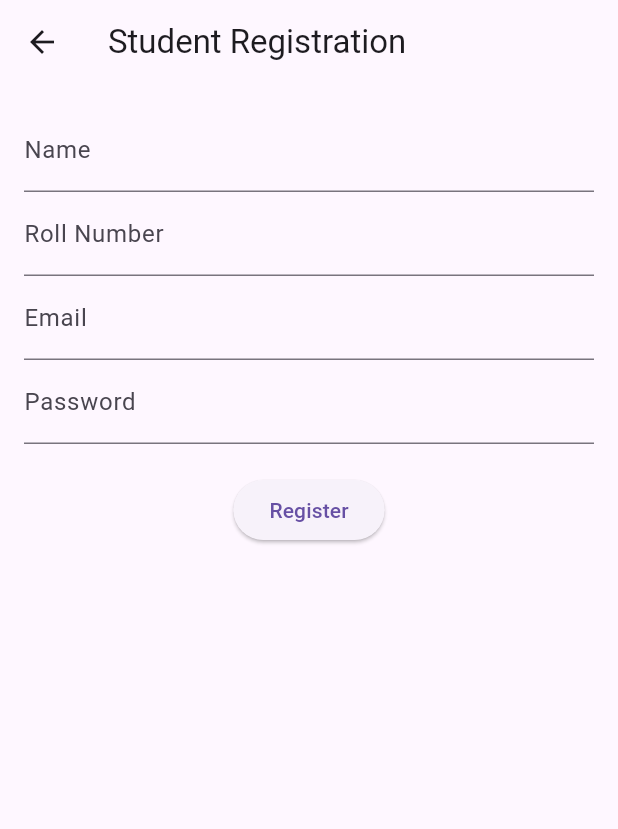
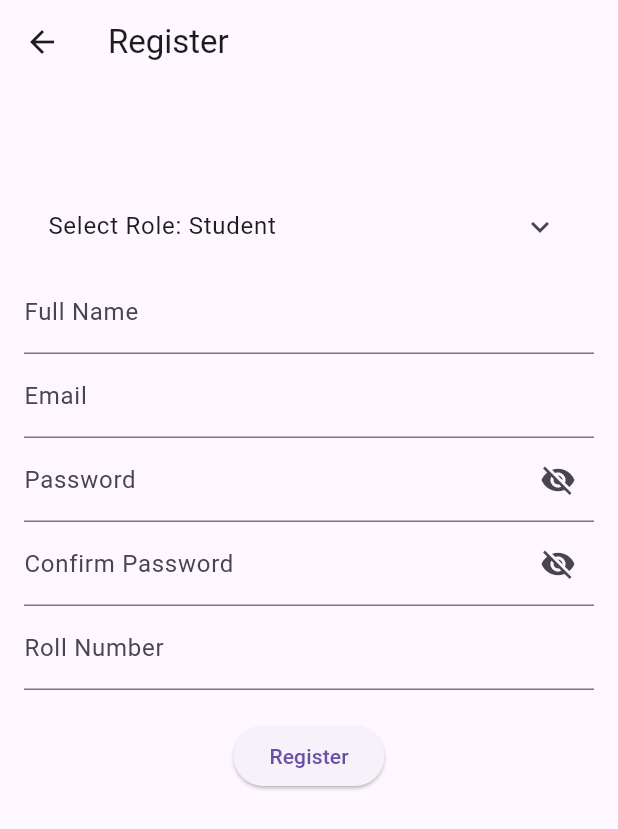
Before and after one commit to Sammisam8888/Attendance-App, a Flutter app: the screen it shows after launch, after a tap on "New user? Register here", on a phone screen of 412 x 824 dp. Shown: the top 829 px of the screen. Run offline on Flutter 3.47's test engine with Material 3 defaults, Android fonts, the phone set to English and light mode, and no system bars; our stand-ins replace camera; missing offline and left inert: qr_code_scanner_plus; network calls fail.

Commit message:
updated-teacher-registration

```diff
--- a/frontend/attendance_app/lib/screens/LoginScreen.dart
+++ b/frontend/attendance_app/lib/screens/LoginScreen.dart
@@ -15,6 +15,7 @@ class _LoginScreenState extends State<LoginScreen> {
   final _passwordController = TextEditingController();
   String _role = 'Student'; // Default role
   bool _isLoading = false; // Loading indicator
+  bool _passwordVisible = false; // Password visibility toggle
 
   Future<void> _login() async {
     setState(() {
@@ -57,37 +58,66 @@ class _LoginScreenState extends State<LoginScreen> {
     }
   }
 
+  void _showRoleSelection() {
+    showDialog(
+      context: context,
+      builder: (BuildContext context) {
+        return AlertDialog(
+          title: Text('Select Role'),
+          content: Column(
+            mainAxisSize: MainAxisSize.min,
+            children: ['Teacher', 'Student'].map((String choice) {
+              return ListTile(
+                title: Text(choice),
+                onTap: () {
+                  setState(() {
+                    _role = choice;
+                  });
+                  Navigator.pop(context);
+                },
+              );
+            }).toList(),
+          ),
+        );
+      },
+    );
+  }
+
   @override
   Widget build(BuildContext context) {
     return Scaffold(
       appBar: AppBar(title: Text('Login')),
-      body: Padding(
+      body: SingleChildScrollView(
+        keyboardDismissBehavior: ScrollViewKeyboardDismissBehavior.onDrag, // Dismiss keyboard on scroll
+        child: Padding(
           padding: EdgeInsets.all(16.0),
           child: Column(
             mainAxisAlignment: MainAxisAlignment.center,
             children: [
+              SizedBox(height: 50), // Add some space at the top
               TextField(
                 controller: _emailController,
                 decoration: InputDecoration(labelText: 'Email'),
               ),
               TextField(
                 controller: _passwordController,
-              decoration: InputDecoration(labelText: 'Password'),
-              obscureText: true,
-            ),
-            DropdownButton<String>(
-              value: _role,
-              onChanged: (String? newValue) {
+                obscureText: !_passwordVisible,
+                decoration: InputDecoration(
+                  labelText: 'Password',
+                  suffixIcon: IconButton(
+                    icon: Icon(_passwordVisible ? Icons.visibility : Icons.visibility_off),
+                    onPressed: () {
                       setState(() {
-                  _role = newValue!;
+                        _passwordVisible = !_passwordVisible;
                       });
                     },
-              items: ['Teacher', 'Student'].map<DropdownMenuItem<String>>((String value) {
-                return DropdownMenuItem<String>(
-                  value: value,
-                  child: Text(value),
-                );
-              }).toList(),
+                  ),
+                ),
+              ),
+              ListTile(
+                title: Text('Role: $_role'),
+                trailing: Icon(Icons.arrow_drop_down),
+                onTap: _showRoleSelection,
               ),
               SizedBox(height: 20),
               _isLoading
@@ -99,7 +129,9 @@ class _LoginScreenState extends State<LoginScreen> {
                 },
                 child: Text('New user? Register here'),
               ),
+              SizedBox(height: 20), // Add some space at the bottom
             ],
+          ),
         ),
       ),
     );
--- a/frontend/attendance_app/lib/screens/RegisterScreen.dart
+++ b/frontend/attendance_app/lib/screens/RegisterScreen.dart
@@ -1,6 +1,7 @@
 import 'package:flutter/material.dart';
 import 'package:http/http.dart' as http;
 import 'dart:convert';
+import 'LoginScreen.dart';
 
 class RegisterScreen extends StatefulWidget {
   @override
@@ -9,21 +10,34 @@ class RegisterScreen extends StatefulWidget {
 
 class _RegisterScreenState extends State<RegisterScreen> {
   final _nameController = TextEditingController();
-  final _rollNumberController = TextEditingController();
   final _emailController = TextEditingController();
   final _passwordController = TextEditingController();
+  final _confirmPasswordController = TextEditingController();
+  final _idController = TextEditingController(); // Will hold Roll No or Teacher ID
+  String _role = 'Student'; // Default role
+  bool _passwordVisible = false;
+  bool _confirmPasswordVisible = false;
 
   Future<void> _register() async {
-    final url = Uri.parse('http://your-backend-url/student/signup'); // Update with your backend URL
+    if (_passwordController.text.trim() != _confirmPasswordController.text.trim()) {
+      ScaffoldMessenger.of(context).showSnackBar(
+        SnackBar(content: Text("Passwords do not match ❌")),
+      );
+      return;
+    }
+
+    final url = Uri.parse(_role == 'Teacher'
+        ? 'http://your-backend-url/teacher/signup'
+        : 'http://your-backend-url/student/signup'); // Update backend URLs
 
     final response = await http.post(
       url,
       headers: {"Content-Type": "application/json"},
       body: jsonEncode({
         "name": _nameController.text.trim(),
-        "roll_number": _rollNumberController.text.trim(),
         "email": _emailController.text.trim(),
         "password": _passwordController.text.trim(),
+        _role == 'Teacher' ? "teacher_id" : "roll_number": _idController.text.trim(),
       }),
     );
 
@@ -32,7 +46,10 @@ class _RegisterScreenState extends State<RegisterScreen> {
       ScaffoldMessenger.of(context).showSnackBar(
         SnackBar(content: Text(result["message"] ?? "Registration Successful ✅")),
       );
-      Navigator.pop(context); // Navigate back to login after successful registration
+      Navigator.pushReplacement(
+        context,
+        MaterialPageRoute(builder: (context) => LoginScreen()),
+      );
     } else {
       ScaffoldMessenger.of(context).showSnackBar(
         SnackBar(content: Text(result["message"] ?? "Registration Failed ❌")),
@@ -43,18 +60,76 @@ class _RegisterScreenState extends State<RegisterScreen> {
   @override
   Widget build(BuildContext context) {
     return Scaffold(
-      appBar: AppBar(title: Text('Student Registration')),
-      body: Padding(
+      appBar: AppBar(title: Text('Register')),
+      body: SingleChildScrollView(
+        keyboardDismissBehavior: ScrollViewKeyboardDismissBehavior.onDrag, // Dismiss keyboard on scroll
+        child: Padding(
           padding: EdgeInsets.all(16.0),
           child: Column(
             children: [
-            TextField(controller: _nameController, decoration: InputDecoration(labelText: 'Name')),
-            TextField(controller: _rollNumberController, decoration: InputDecoration(labelText: 'Roll Number')),
+              SizedBox(height: 50), // Add some space at the top
+
+              ExpansionTile(
+                title: Text('Select Role: $_role'),
+                children: ['Teacher', 'Student'].map((String choice) {
+                  return ListTile(
+                    title: Text(choice),
+                    onTap: () {
+                      setState(() {
+                        _role = choice;
+                      });
+                    },
+                  );
+                }).toList(),
+              ),
+
+              TextField(controller: _nameController, decoration: InputDecoration(labelText: 'Full Name')),
               TextField(controller: _emailController, decoration: InputDecoration(labelText: 'Email')),
-            TextField(controller: _passwordController, decoration: InputDecoration(labelText: 'Password'), obscureText: true),
+
+              // Password Field with Show/Hide Toggle
+              TextField(
+                controller: _passwordController,
+                obscureText: !_passwordVisible,
+                decoration: InputDecoration(
+                  labelText: 'Password',
+                  suffixIcon: IconButton(
+                    icon: Icon(_passwordVisible ? Icons.visibility : Icons.visibility_off),
+                    onPressed: () {
+                      setState(() { _passwordVisible = !_passwordVisible; });
+                    },
+                  ),
+                ),
+              ),
+
+              // Confirm Password Field with Show/Hide Toggle
+              TextField(
+                controller: _confirmPasswordController,
+                obscureText: !_confirmPasswordVisible,
+                decoration: InputDecoration(
+                  labelText: 'Confirm Password',
+                  suffixIcon: IconButton(
+                    icon: Icon(_confirmPasswordVisible ? Icons.visibility : Icons.visibility_off),
+                    onPressed: () {
+                      setState(() { _confirmPasswordVisible = !_confirmPasswordVisible; });
+                    },
+                  ),
+                ),
+              ),
+
+              // TextField for Roll Number or Teacher ID
+              TextField(
+                controller: _idController,
+                decoration: InputDecoration(
+                  labelText: _role == 'Teacher' ? 'Teacher ID' : 'Roll Number',
+                  hintText: _role == 'Teacher' ? 'Enter Teacher ID' : 'Enter Roll Number',
+                ),
+              ),
+
               SizedBox(height: 20),
-            ElevatedButton(onPressed: _register, child: Text("Register")),
+              ElevatedButton(onPressed: _register, child: Text('Register')),
+              SizedBox(height: 20), // Add some space at the bottom
             ],
+          ),
         ),
       ),
     );
```
Also changed, not shown: 1 other file. Lines whose indentation alone changed are shown as unchanged.
